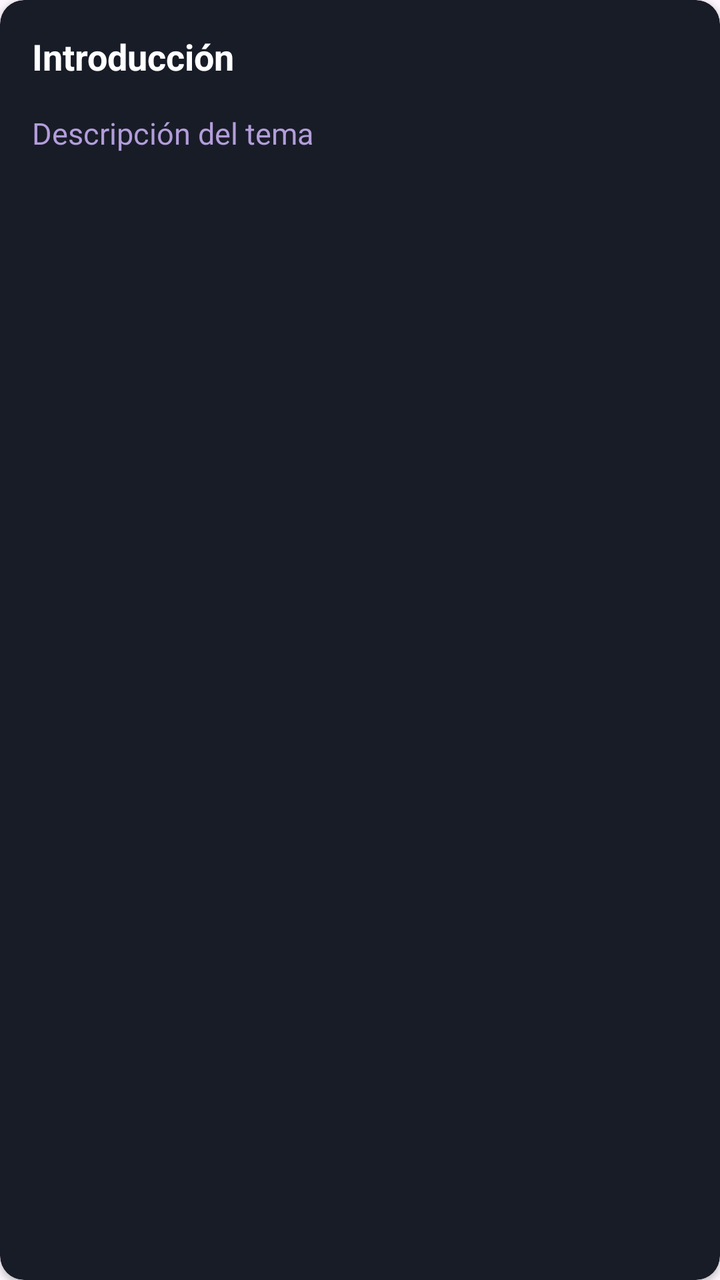
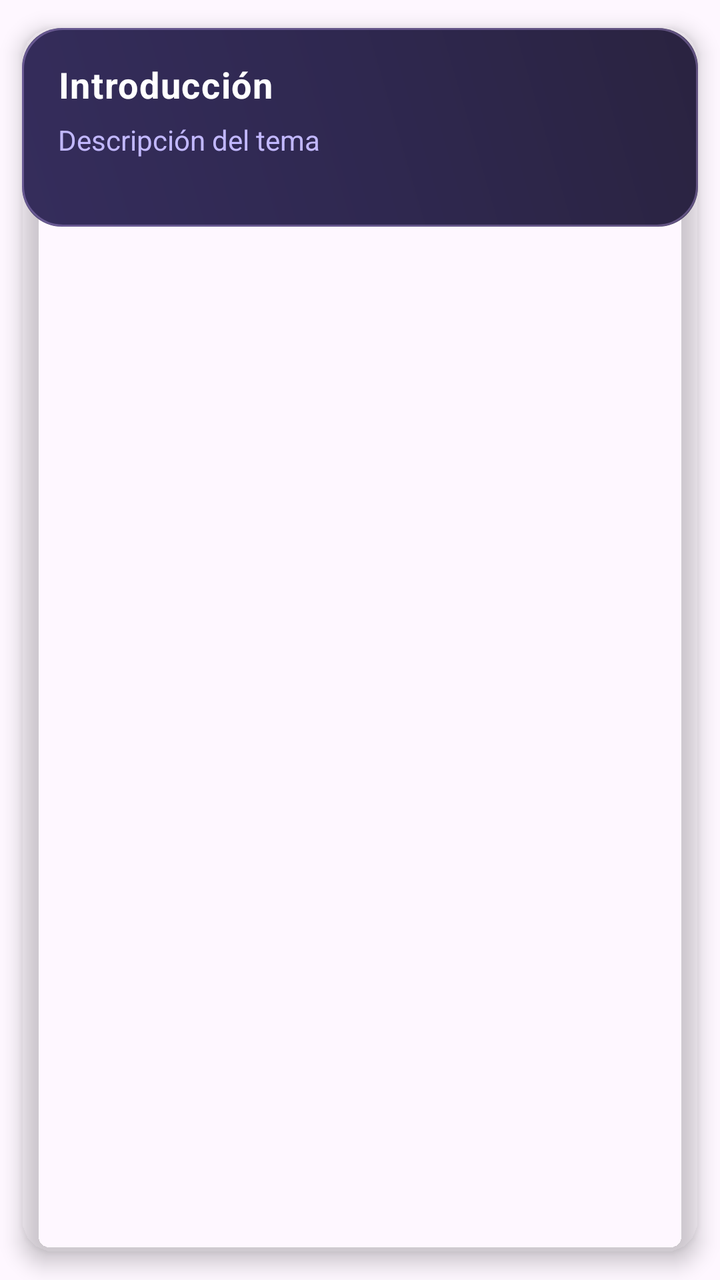

Before-and-after screenshots of an Android layout around one commit, followed by the original layout XML and the change that was made.
<!-- AndroidManifest.xml: application theme Theme.CourseV -->
<!-- res/layout/item_course_topic_detail.xml -->
<?xml version="1.0" encoding="utf-8"?>
<androidx.cardview.widget.CardView xmlns:android="http://schemas.android.com/apk/res/android"
    xmlns:app="http://schemas.android.com/apk/res-auto"
    android:layout_width="match_parent"
    android:layout_height="wrap_content"
    android:layout_marginTop="12dp"
    android:layout_marginBottom="12dp"
    android:layout_marginLeft="8dp"
    android:layout_marginRight="8dp"
    app:cardCornerRadius="12dp"
    app:cardElevation="2dp"
    app:cardBackgroundColor="#181C27">

    <LinearLayout
        android:layout_width="match_parent"
        android:layout_height="wrap_content"
        android:orientation="vertical"
        android:padding="0dp"
        android:background="@android:color/transparent">

        <TextView
            android:id="@+id/topicNameTextView"
            android:layout_width="match_parent"
            android:layout_height="wrap_content"
            android:textSize="18sp"
            android:textStyle="bold"
            android:textColor="#FFFFFF"
            android:padding="16dp"
            android:text="Introducción" />

        <TextView
            android:id="@+id/topicDescriptionTextView"
            android:layout_width="match_parent"
            android:layout_height="wrap_content"
            android:textSize="15sp"
            android:textColor="#B39DDB"
            android:paddingStart="16dp"
            android:paddingEnd="16dp"
            android:paddingBottom="8dp"
            android:text="Descripción del tema" />

        <LinearLayout
            android:id="@+id/topicContentContainer"
            android:layout_width="match_parent"
            android:layout_height="wrap_content"
            android:orientation="vertical"
            android:paddingBottom="8dp" />

        <LinearLayout
            android:id="@+id/tasksDetailContainer"
            android:layout_width="match_parent"
            android:layout_height="wrap_content"
            android:orientation="vertical"
            android:paddingBottom="8dp" />

        
        <Button
            android:id="@+id/submitTaskButton"
            android:layout_width="match_parent"
            android:layout_height="wrap_content"
            android:text="Subir entrega"
            android:layout_margin="12dp"
            android:visibility="gone" />
    </LinearLayout>
</androidx.cardview.widget.CardView>
<!-- resources referenced by this layout -->
<resources>
  <style name="Theme.CourseV" parent="Base.Theme.CourseV" />
  <style name="Base.Theme.CourseV" parent="Theme.Material3.DayNight.NoActionBar">
          
          
      </style>
</resources>

<!-- the commit's change to res/layout/item_course_topic_detail.xml (unified diff, before → after) -->
@@ -7,16 +7,18 @@
     android:layout_marginBottom="12dp"
     android:layout_marginLeft="8dp"
     android:layout_marginRight="8dp"
-    app:cardCornerRadius="12dp"
-    app:cardElevation="2dp"
-    app:cardBackgroundColor="#181C27">
+    app:cardCornerRadius="16dp"
+    app:cardElevation="6dp"
+    app:cardUseCompatPadding="true"
+    app:cardBackgroundColor="@android:color/transparent">
 
     <LinearLayout
         android:layout_width="match_parent"
         android:layout_height="wrap_content"
         android:orientation="vertical"
         android:padding="0dp"
-        android:background="@android:color/transparent">
+        android:background="@drawable/bg_card_premium"
+        android:animateLayoutChanges="true">
 
         <TextView
             android:id="@+id/topicNameTextView"
@@ -25,18 +27,23 @@
             android:textSize="18sp"
             android:textStyle="bold"
             android:textColor="#FFFFFF"
-            android:padding="16dp"
+            android:paddingStart="18dp"
+            android:paddingEnd="18dp"
+            android:paddingTop="16dp"
+            android:paddingBottom="6dp"
+            android:letterSpacing="0.03"
             android:text="Introducción" />
 
         <TextView
             android:id="@+id/topicDescriptionTextView"
             android:layout_width="match_parent"
             android:layout_height="wrap_content"
-            android:textSize="15sp"
-            android:textColor="#B39DDB"
-            android:paddingStart="16dp"
-            android:paddingEnd="16dp"
-            android:paddingBottom="8dp"
+            android:textSize="14sp"
+            android:textColor="#C2B8FF"
+            android:paddingStart="18dp"
+            android:paddingEnd="18dp"
+            android:paddingBottom="10dp"
+            android:lineSpacingExtra="3dp"
             android:text="Descripción del tema" />
 
         <LinearLayout
@@ -44,14 +51,16 @@
             android:layout_width="match_parent"
             android:layout_height="wrap_content"
             android:orientation="vertical"
-            android:paddingBottom="8dp" />
+            android:paddingBottom="12dp"
+            android:layoutAnimation="@anim/layout_fall_down_fast" />
 
         <LinearLayout
             android:id="@+id/tasksDetailContainer"
             android:layout_width="match_parent"
             android:layout_height="wrap_content"
             android:orientation="vertical"
-            android:paddingBottom="8dp" />
+            android:paddingBottom="12dp"
+            android:layoutAnimation="@anim/layout_fall_down_fast" />
 
         
         <Button
@@ -59,7 +68,12 @@
             android:layout_width="match_parent"
             android:layout_height="wrap_content"
             android:text="Subir entrega"
-            android:layout_margin="12dp"
+            android:layout_marginStart="18dp"
+            android:layout_marginEnd="18dp"
+            android:layout_marginBottom="18dp"
+            android:background="@drawable/button_premium"
+            android:textColor="#FFFFFF"
+            android:fontFamily="sans-serif-medium"
             android:visibility="gone" />
     </LinearLayout>
 </androidx.cardview.widget.CardView>
<!-- resource entries referenced after the edit -->
@@ -1,5 +1,42 @@
 <!-- resources referenced by this layout -->
 <resources>
+  <!-- drawable bg_card_premium (drawable) -->
+  <?xml version="1.0" encoding="utf-8"?>
+  <layer-list xmlns:android="http://schemas.android.com/apk/res/android">
+      <item>
+          <shape android:shape="rectangle">
+              <corners android:radius="20dp" />
+              <gradient
+                  android:startColor="#2A2340"
+                  android:centerColor="#2F2850"
+                  android:endColor="#352D5C"
+                  android:angle="225" />
+          </shape>
+      </item>
+      <item>
+          <shape android:shape="rectangle">
+              <corners android:radius="20dp" />
+              <stroke android:width="1dp" android:color="#55D0B2FF" />
+              <solid android:color="@android:color/transparent" />
+          </shape>
+      </item>
+  </layer-list>
+  <!-- drawable button_premium (drawable) -->
+  <?xml version="1.0" encoding="utf-8"?>
+  <ripple xmlns:android="http://schemas.android.com/apk/res/android"
+      android:color="#33FFFFFF">
+      <item>
+          <shape android:shape="rectangle">
+              <corners android:radius="28dp" />
+              <gradient
+                  android:startColor="#8F3FFF"
+                  android:centerColor="#7A34E0"
+                  android:endColor="#5E28B3"
+                  android:angle="45" />
+              <padding android:left="20dp" android:top="4dp" android:right="20dp" android:bottom="4dp" />
+          </shape>
+      </item>
+  </ripple>
   <style name="Theme.CourseV" parent="Base.Theme.CourseV" />
   <style name="Base.Theme.CourseV" parent="Theme.Material3.DayNight.NoActionBar">
           
